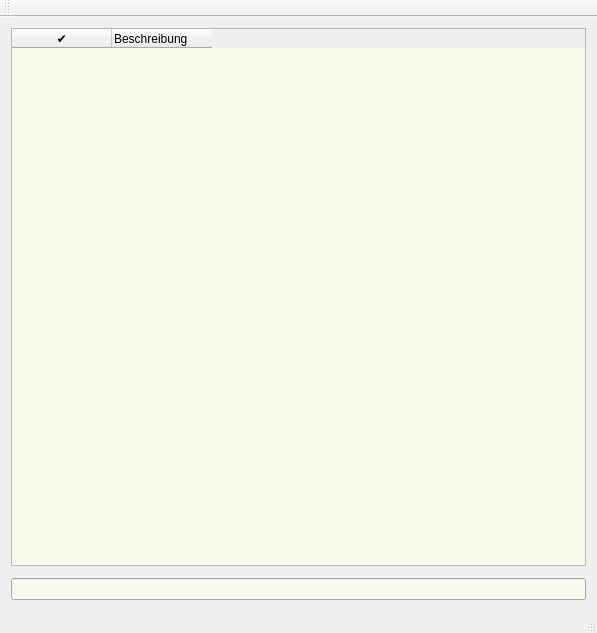
First picture: the form in src/widgets/ui/mainwindow.ui, repository choenig/tingy, before the edit.
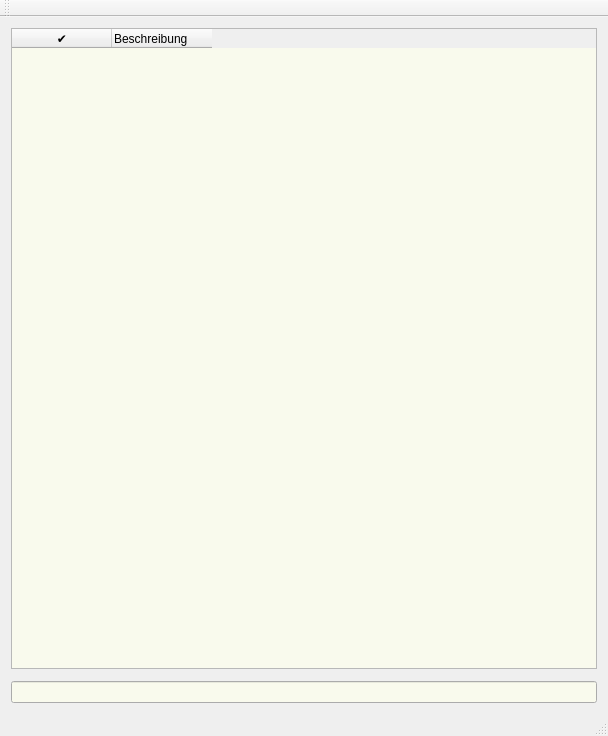
Second picture: the form after the edit. Custom widgets are drawn as their Qt base class.

Diff of the .ui file:
```diff
--- a/src/widgets/ui/mainwindow.ui
+++ b/src/widgets/ui/mainwindow.ui
@@ -6,8 +6,8 @@
    <rect>
     <x>0</x>
     <y>0</y>
-    <width>597</width>
-    <height>633</height>
+    <width>608</width>
+    <height>736</height>
    </rect>
   </property>
   <property name="windowTitle">
@@ -111,6 +111,9 @@
         </disabled>
        </palette>
       </property>
+      <property name="text">
+       <string/>
+      </property>
      </widget>
     </item>
     <item row="1" column="0">
```
Left out of the diff: 2 changed lines with no effect on the pictures.
